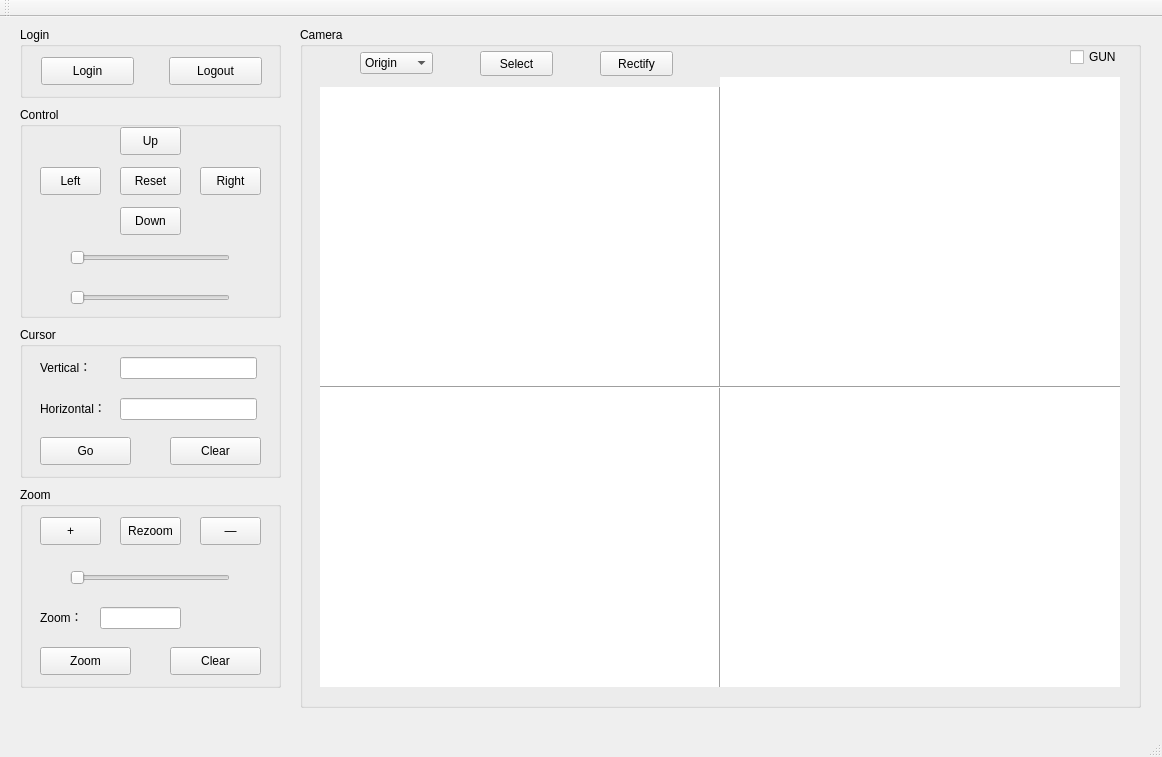
Above: mainwindow.ui from LZWinnie/Camera before the change. Below: the same form after it.
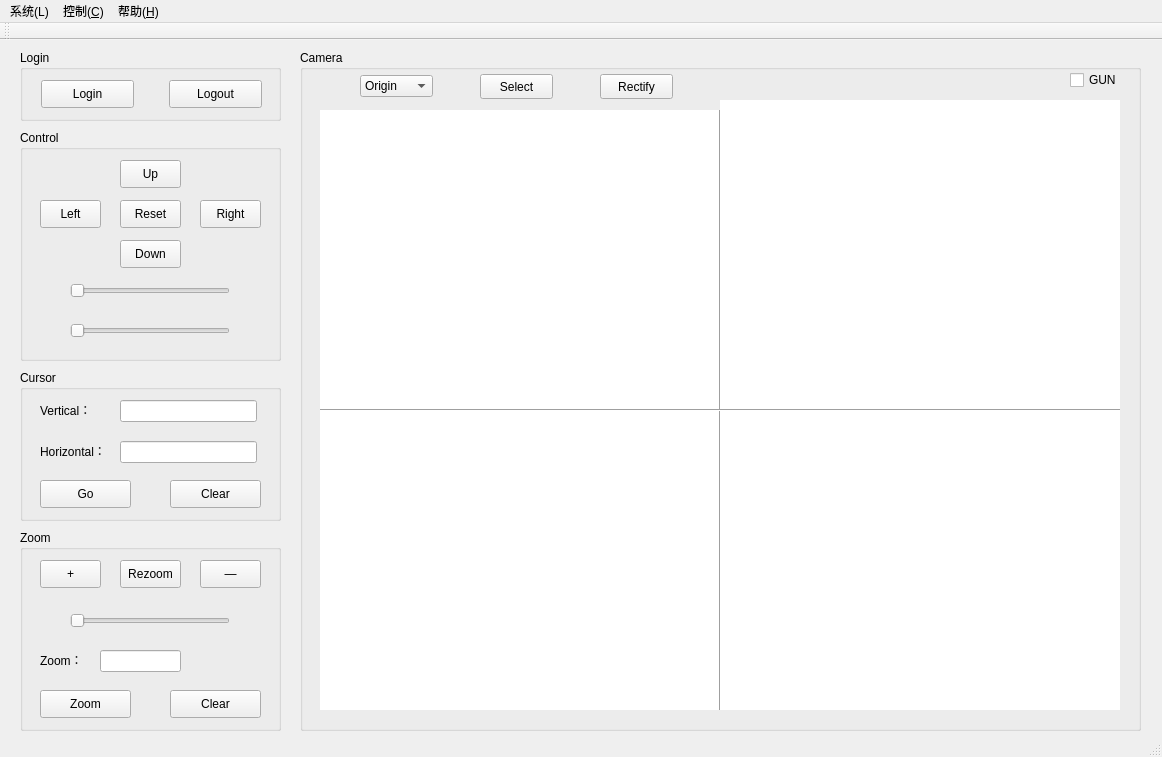
That is the form after the change. Icons and pictures are not drawn.

The edit to the form file:
```diff
--- a/mainwindow.ui
+++ b/mainwindow.ui
@@ -195,7 +195,7 @@
       <x>20</x>
       <y>90</y>
       <width>261</width>
-      <height>211</height>
+      <height>231</height>
      </rect>
     </property>
     <property name="title">
@@ -205,7 +205,7 @@
      <property name="geometry">
       <rect>
        <x>100</x>
-       <y>20</y>
+       <y>30</y>
        <width>61</width>
        <height>28</height>
       </rect>
@@ -218,7 +218,7 @@
      <property name="geometry">
       <rect>
        <x>20</x>
-       <y>60</y>
+       <y>70</y>
        <width>61</width>
        <height>28</height>
       </rect>
@@ -231,7 +231,7 @@
      <property name="geometry">
       <rect>
        <x>180</x>
-       <y>60</y>
+       <y>70</y>
        <width>61</width>
        <height>28</height>
       </rect>
@@ -244,7 +244,7 @@
      <property name="geometry">
       <rect>
        <x>100</x>
-       <y>100</y>
+       <y>110</y>
        <width>61</width>
        <height>28</height>
       </rect>
@@ -257,7 +257,7 @@
      <property name="geometry">
       <rect>
        <x>50</x>
-       <y>140</y>
+       <y>150</y>
        <width>160</width>
        <height>22</height>
       </rect>
@@ -270,7 +270,7 @@
      <property name="geometry">
       <rect>
        <x>50</x>
-       <y>180</y>
+       <y>190</y>
        <width>160</width>
        <height>22</height>
       </rect>
@@ -283,7 +283,7 @@
      <property name="geometry">
       <rect>
        <x>100</x>
-       <y>60</y>
+       <y>70</y>
        <width>61</width>
        <height>28</height>
       </rect>
@@ -297,7 +297,7 @@
     <property name="geometry">
      <rect>
       <x>20</x>
-      <y>310</y>
+      <y>330</y>
       <width>261</width>
       <height>151</height>
      </rect>
@@ -382,7 +382,7 @@
     <property name="geometry">
      <rect>
       <x>20</x>
-      <y>470</y>
+      <y>490</y>
       <width>261</width>
       <height>201</height>
      </rect>
@@ -499,9 +499,39 @@
      <x>0</x>
      <y>0</y>
      <width>1162</width>
-     <height>23</height>
+     <height>26</height>
     </rect>
    </property>
+   <widget class="QMenu" name="menu">
+    <property name="title">
+     <string>系统(L)</string>
+    </property>
+    <addaction name="loginAction"/>
+    <addaction name="logoutAction"/>
+   </widget>
+   <widget class="QMenu" name="menu_2">
+    <property name="title">
+     <string>控制(&amp;C)</string>
+    </property>
+    <addaction name="upAction"/>
+    <addaction name="downAction"/>
+    <addaction name="leftAction"/>
+    <addaction name="rightAction"/>
+    <addaction name="resetAction"/>
+    <addaction name="separator"/>
+    <addaction name="plusAction"/>
+    <addaction name="minusAction"/>
+    <addaction name="rezoomAction"/>
+   </widget>
+   <widget class="QMenu" name="menu_5">
+    <property name="title">
+     <string>帮助(&amp;H)</string>
+    </property>
+    <addaction name="helpAction"/>
+   </widget>
+   <addaction name="menu"/>
+   <addaction name="menu_2"/>
+   <addaction name="menu_5"/>
   </widget>
   <widget class="QToolBar" name="mainToolBar">
    <attribute name="toolBarArea">
```
Left out of the diff: 63 changed lines with no effect on the pictures.
